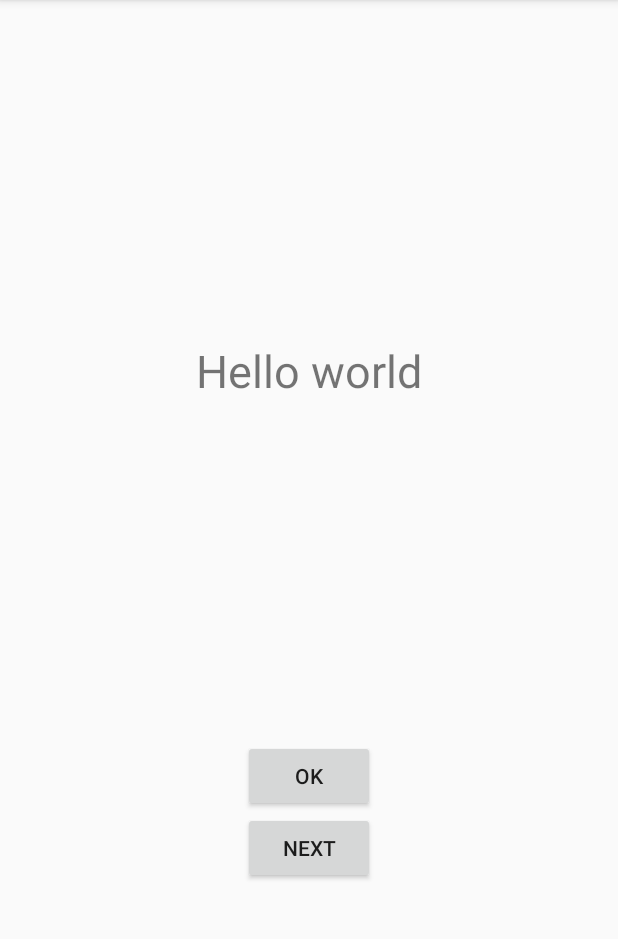
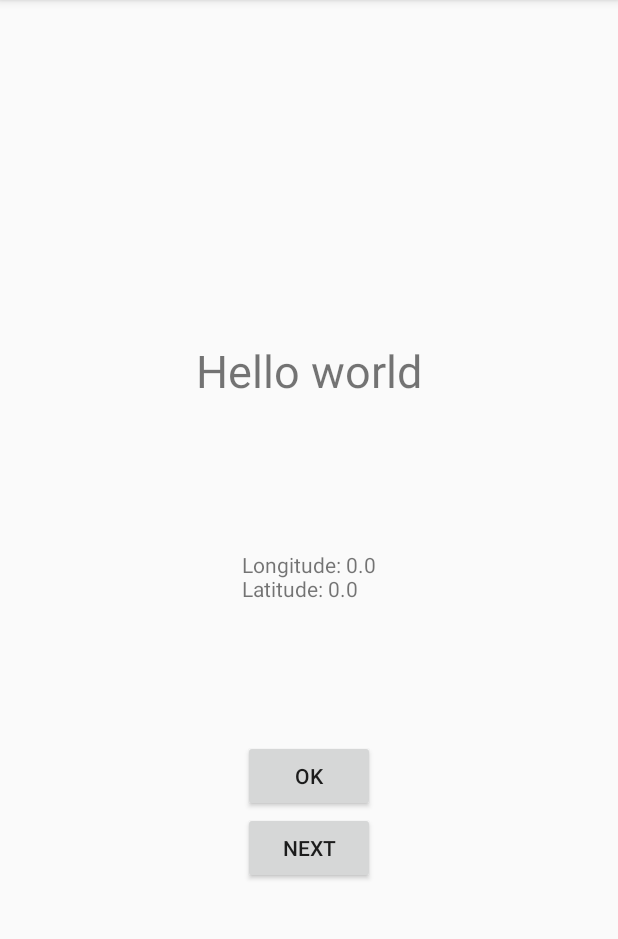
Before and after one commit to tushar-khan/Android-project, an Android app: the screen it shows after launch (MainActivity), on a phone screen of 412 x 824 dp, the part 84-1023 px from its top. Run offline under Robolectric (Android 15) with nearby library versions, the phone set to English and light mode, and no system bars; 2 statements that could not run were skipped.

Commit message:
Updated Fp

```diff
--- a/fragment_practice/app/src/main/AndroidManifest.xml
+++ b/fragment_practice/app/src/main/AndroidManifest.xml
@@ -1,7 +1,8 @@
 <?xml version="1.0" encoding="utf-8"?>
 <manifest xmlns:android="http://schemas.android.com/apk/res/android"
     package="com.example.tusharkhan.fragment_practice">
-
+    <uses-permission android:name="android.permission.ACCESS_FINE_LOCATION"/>
+    <uses-permission android:name="android.permission.ACCESS_COARSE_LOCATION"/>
     <application
         android:allowBackup="true"
         android:icon="@mipmap/ic_launcher"
--- a/fragment_practice/app/src/main/java/com/example/tusharkhan/fragment_practice/MainActivity.java
+++ b/fragment_practice/app/src/main/java/com/example/tusharkhan/fragment_practice/MainActivity.java
@@ -1,18 +1,66 @@
 package com.example.tusharkhan.fragment_practice;
 
+import android.Manifest;
+import android.content.Context;
+import android.content.pm.PackageManager;
+import android.location.Location;
+import android.location.LocationListener;
+import android.location.LocationManager;
+import android.support.v4.app.ActivityCompat;
 import android.support.v4.app.FragmentTransaction;
 import android.support.v7.app.AppCompatActivity;
 import android.os.Bundle;
+import android.widget.TextView;
 
-public class MainActivity extends AppCompatActivity {
-
+public class MainActivity extends AppCompatActivity implements LocationListener{
+    TextView tv;
+    LocationManager lm;
+    Location l;
     @Override
     protected void onCreate(Bundle savedInstanceState) {
         super.onCreate(savedInstanceState);
         setContentView(R.layout.activity_main);
 
+        tv = findViewById(R.id.textview);
+        lm = (LocationManager) getSystemService(Context.LOCATION_SERVICE);
+        if (ActivityCompat.checkSelfPermission(this, Manifest.permission.ACCESS_FINE_LOCATION) != PackageManager.PERMISSION_GRANTED && ActivityCompat.checkSelfPermission(this, Manifest.permission.ACCESS_COARSE_LOCATION) != PackageManager.PERMISSION_GRANTED) {
+            // TODO: Consider calling
+            //    ActivityCompat#requestPermissions
+            // here to request the missing permissions, and then overriding
+            //   public void onRequestPermissionsResult(int requestCode, String[] permissions,
+            //                                          int[] grantResults)
+            // to handle the case where the user grants the permission. See the documentation
+            // for ActivityCompat#requestPermissions for more details.
+            return;
+        }
+        l = lm.getLastKnownLocation(lm.NETWORK_PROVIDER);
+        onLocationChanged(l);
+
         FragmentTransaction fragmentTransaction = getSupportFragmentManager().beginTransaction();
         fragmentTransaction.replace(R.id.container, new FirstFragment());
         fragmentTransaction.commit();
+}
+
+    @Override
+    public void onLocationChanged(Location location) {
+        double longitude=location.getLongitude();
+        double latitude=location.getLatitude();
+
+        tv.setText("Longitude: "+ longitude +"\n"+ "Latitude: "+ latitude );
+    }
+
+    @Override
+    public void onStatusChanged(String s, int i, Bundle bundle) {
+
+    }
+
+    @Override
+    public void onProviderEnabled(String s) {
+
+    }
+
+    @Override
+    public void onProviderDisabled(String s) {
+
     }
 }
--- a/fragment_practice/app/src/main/res/layout/activity_main.xml
+++ b/fragment_practice/app/src/main/res/layout/activity_main.xml
@@ -6,6 +6,15 @@
     android:layout_height="match_parent"
     tools:context=".MainActivity">
 
+    <TextView
+        android:layout_width="wrap_content"
+        android:layout_height="wrap_content"
+        android:text="Hello World!"
+        app:layout_constraintBottom_toBottomOf="parent"
+        app:layout_constraintLeft_toLeftOf="parent"
+        app:layout_constraintRight_toRightOf="parent"
+        app:layout_constraintTop_toTopOf="parent"
+        android:id="@+id/textview"/>
     <FrameLayout
         android:layout_width="match_parent"
         android:layout_height="match_parent"
```
